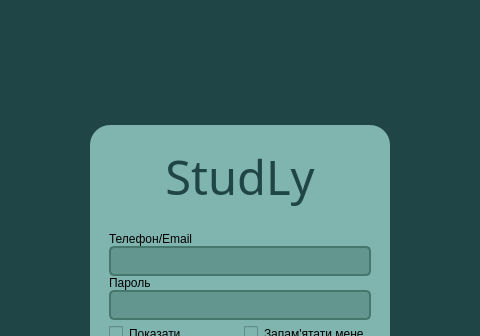
Above: studly/login/login.ui from MykytaKa/MVP_Studly_Product before the change; both pictures show x 160 to 640 and y 0 to 336 of the 800 by 600 pixel window. Below: the same form after it.
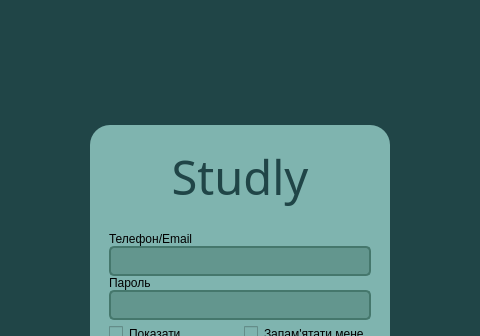
That is the form after the change. Icons and pictures are not drawn.

Diff of the .ui file:
```diff
--- a/studly/login/login.ui
+++ b/studly/login/login.ui
@@ -122,7 +122,7 @@
               <string notr="true">color: rgb(32, 69, 71);</string>
              </property>
              <property name="text">
-              <string>StudLy</string>
+              <string>Studly</string>
              </property>
              <property name="alignment">
               <set>Qt::AlignCenter</set>
```
